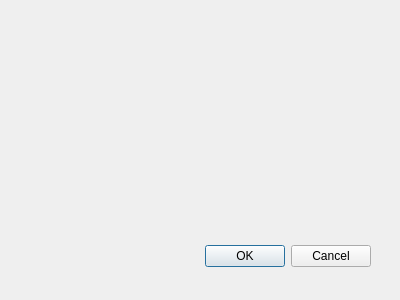
infogeo54/SMC, file smc_dialog_base.ui: the form before one commit.
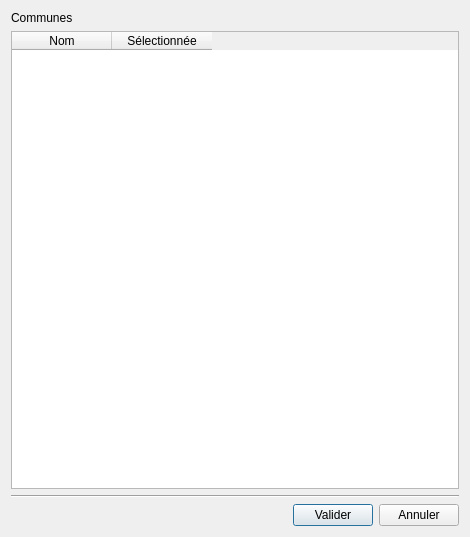
The form after the commit.

Diff of the .ui file:
```diff
--- a/smc_dialog_base.ui
+++ b/smc_dialog_base.ui
@@ -1,33 +1,86 @@
 <ui version="4.0" >
  <class>SMCDialogBase</class>
- <widget class="QDialog" name="SMCDialogBase" >
-  <property name="geometry" >
+ <widget class="QDialog" name="SMCDialogBase">
+  <property name="geometry">
    <rect>
     <x>0</x>
     <y>0</y>
-    <width>400</width>
-    <height>300</height>
+    <width>470</width>
+    <height>537</height>
    </rect>
   </property>
   <property name="windowTitle" >
    <string>SMC</string>
   </property>
-  <widget class="QDialogButtonBox" name="button_box" >
-   <property name="geometry" >
-    <rect>
-     <x>30</x>
-     <y>240</y>
-     <width>341</width>
-     <height>32</height>
-    </rect>
-   </property>
-   <property name="orientation" >
-    <enum>Qt::Horizontal</enum>
-   </property>
-   <property name="standardButtons" >
-    <set>QDialogButtonBox::Cancel|QDialogButtonBox::Ok</set>
-   </property>
-  </widget>
+  <layout class="QVBoxLayout" name="verticalLayout_4">
+   <item>
+    <layout class="QVBoxLayout" name="verticalLayout">
+     <item>
+      <layout class="QVBoxLayout" name="lyt_communes">
+       <item>
+        <widget class="QLabel" name="lbl_communes">
+         <property name="text">
+          <string>Communes</string>
+         </property>
+        </widget>
+       </item>
+       <item>
+        <widget class="QTableWidget" name="tw_communes">
+         <column>
+          <property name="text">
+           <string>Nom</string>
+          </property>
+         </column>
+         <column>
+          <property name="text">
+           <string>Sélectionnée</string>
+          </property>
+         </column>
+        </widget>
+       </item>
+      </layout>
+     </item>
+     <item>
+      <widget class="Line" name="line">
+       <property name="orientation">
+        <enum>Qt::Horizontal</enum>
+       </property>
+      </widget>
+     </item>
+     <item>
+      <layout class="QHBoxLayout" name="lyt_buttons">
+       <item>
+        <spacer name="horizontalSpacer">
+         <property name="orientation">
+          <enum>Qt::Horizontal</enum>
+         </property>
+         <property name="sizeHint" stdset="0">
+          <size>
+           <width>40</width>
+           <height>20</height>
+          </size>
+         </property>
+        </spacer>
+       </item>
+       <item>
+        <widget class="QPushButton" name="btn_validate">
+         <property name="text">
+          <string>Valider</string>
+         </property>
+        </widget>
+       </item>
+       <item>
+        <widget class="QPushButton" name="btn_cancel">
+         <property name="text">
+          <string>Annuler</string>
+         </property>
+        </widget>
+       </item>
+      </layout>
+     </item>
+    </layout>
+   </item>
+  </layout>
  </widget>
  <resources/>
  <connections>
```
Left out of the diff: 40 changed lines with no effect on the pictures.
